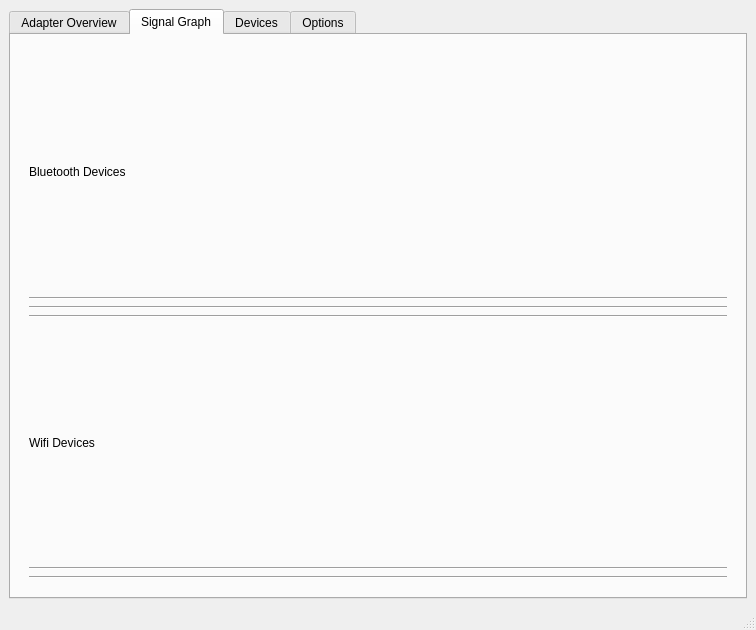
Qt form ui/signalum_desktop.ui (bisohns/signalum-desktop) before a commit.
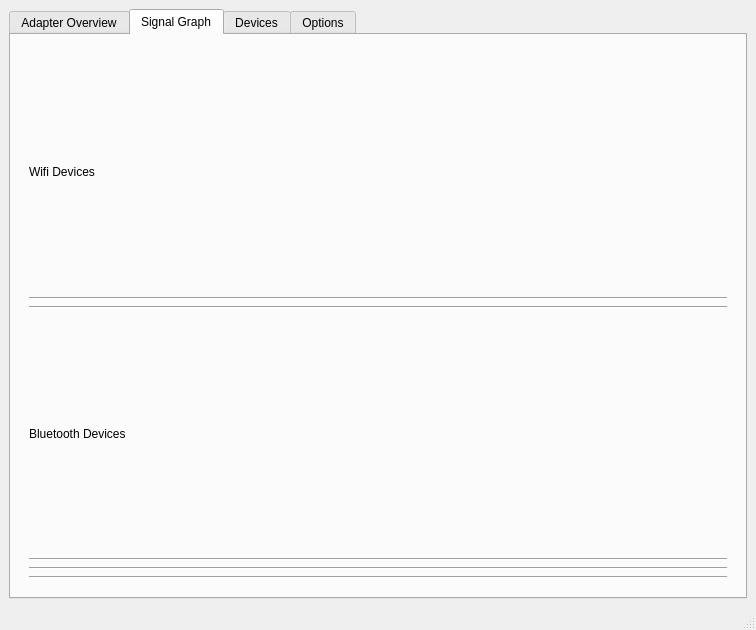
The same form after that commit. The open tabs and pages were chosen to show the change.

```diff
--- a/ui/signalum_desktop.ui
+++ b/ui/signalum_desktop.ui
@@ -316,6 +316,33 @@
           <layout class="QVBoxLayout" name="verticalLayout_8">
            <item>
             <layout class="QVBoxLayout" name="verticalLayout_6">
+             <item>
+              <widget class="QLabel" name="label_4">
+               <property name="text">
+                <string>Wifi Devices</string>
+               </property>
+              </widget>
+             </item>
+             <item>
+              <widget class="Line" name="line_2">
+               <property name="orientation">
+                <enum>Qt::Horizontal</enum>
+               </property>
+              </widget>
+             </item>
+             <item>
+              <layout class="QVBoxLayout" name="wifiGraphLayout"/>
+             </item>
+             <item>
+              <layout class="QVBoxLayout" name="wifiGraphToolbar"/>
+             </item>
+             <item>
+              <widget class="Line" name="line_4">
+               <property name="orientation">
+                <enum>Qt::Horizontal</enum>
+               </property>
+              </widget>
+             </item>
              <item>
               <widget class="QLabel" name="label_5">
                <property name="text">
@@ -343,30 +370,6 @@
              <item>
               <layout class="QVBoxLayout" name="bluetoothGraphToolbar"/>
              </item>
-             <item>
-              <widget class="Line" name="line_4">
-               <property name="orientation">
-                <enum>Qt::Horizontal</enum>
-               </property>
-              </widget>
-             </item>
-             <item>
-              <widget class="QLabel" name="label_4">
-               <property name="text">
-                <string>Wifi Devices</string>
-               </property>
-              </widget>
-             </item>
-             <item>
-              <widget class="Line" name="line_2">
-               <property name="orientation">
-                <enum>Qt::Horizontal</enum>
-               </property>
-              </widget>
-             </item>
-             <item>
-              <layout class="QVBoxLayout" name="wifiGraphLayout"/>
-             </item>
              <item>
               <widget class="Line" name="line_5">
                <property name="orientation">
```
Left out of the diff: 5 changed lines with no effect on the pictures.
